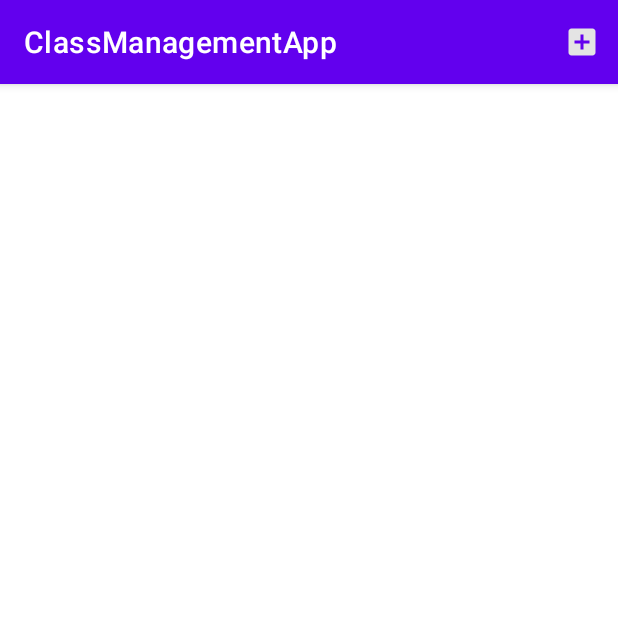
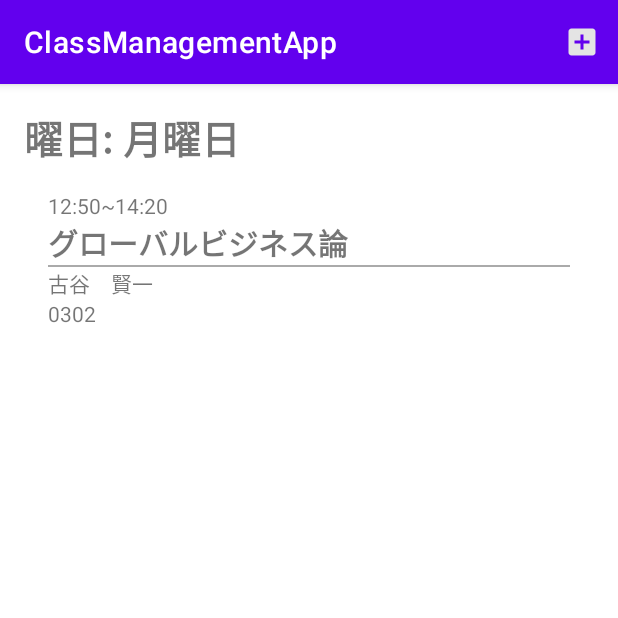
Before and after one commit to SEKI-YUTA/Android_ClassManagementApp, an Android app: the screen it shows after launch (MainActivity), on a phone screen of 412 x 824 dp, the top half of it. Run offline under Robolectric (Android 15) with nearby library versions, the phone set to English and light mode, and no system bars; our stand-ins replace Room's generated code.

Commit message:
add viewPagerSlide and ReyclerList of ClassList and add demoData

```diff
--- a/app/build.gradle
+++ b/app/build.gradle
@@ -32,6 +32,12 @@ dependencies {
     implementation 'androidx.appcompat:appcompat:1.4.2'
     implementation 'com.google.android.material:material:1.6.1'
     implementation 'androidx.constraintlayout:constraintlayout:2.1.4'
+    // added
+    def room_version = "2.4.2"
+
+    implementation "androidx.room:room-runtime:$room_version"
+    annotationProcessor "androidx.room:room-compiler:$room_version"
+    // end of added
     testImplementation 'junit:junit:4.13.2'
     androidTestImplementation 'androidx.test.ext:junit:1.1.3'
     androidTestImplementation 'androidx.test.espresso:espresso-core:3.4.0'
--- /dev/null
+++ b/app/src/main/java/com/example/classmanagementapp/Adapters/CClassAdapter.java
@@ -0,0 +1,43 @@
+package com.example.classmanagementapp.Adapters;
+
+import android.content.Context;
+import android.view.LayoutInflater;
+import android.view.ViewGroup;
+
+import androidx.annotation.NonNull;
+import androidx.recyclerview.widget.RecyclerView;
+
+import com.example.classmanagementapp.Models.CClass;
+import com.example.classmanagementapp.R;
+import com.example.classmanagementapp.ViewHolders.CClassViewHolder;
+
+import java.util.List;
+
+public class CClassAdapter extends RecyclerView.Adapter<CClassViewHolder> {
+    private Context context;
+    private List<CClass> classList;
+
+    public CClassAdapter(Context context, List<CClass> classList) {
+        this.context = context;
+        this.classList = classList;
+    }
+
+    @NonNull
+    @Override
+    public CClassViewHolder onCreateViewHolder(@NonNull ViewGroup parent, int viewType) {
+        return new CClassViewHolder(LayoutInflater.from(context).inflate(R.layout.class_item, parent, false));
+    }
+
+    @Override
+    public void onBindViewHolder(@NonNull CClassViewHolder holder, int position) {
+        CClass cClass = classList.get(holder.getAdapterPosition());
+        holder.tv_subjectName.setText(cClass.getSubjectName());
+        holder.tv_teacherName.setText(cClass.getTeacherName());
+        holder.tv_roomName.setText(cClass.getRoomName());
+    }
+
+    @Override
+    public int getItemCount() {
+        return classList.size();
+    }
+}
--- a/app/src/main/java/com/example/classmanagementapp/AddClassActivity.java
+++ b/app/src/main/java/com/example/classmanagementapp/AddClassActivity.java
@@ -12,9 +12,6 @@ import android.widget.ArrayAdapter;
 import android.widget.Button;
 import android.widget.EditText;
 import android.widget.Spinner;
-import android.widget.TextView;
-
-import java.util.Date;
 
 public class AddClassActivity extends AppCompatActivity {
     ActionBar actionBar;
@@ -42,10 +39,10 @@ public class AddClassActivity extends AppCompatActivity {
         edit_startTime = findViewById(R.id.edit_startTime);
         edit_endTime = findViewById(R.id.edit_endTime);
         edit_onlineLink = findViewById(R.id.edit_onlineLink);
-        edit_remark = findViewById(R.id.edit_remark);
+        edit_remark = findViewById(R.id.edit_remarkText);
         btn_choiceStartTime = findViewById(R.id.btn_choiceStartTime);
         btn_choiceEndTime = findViewById(R.id.btn_choiceEndTime);
-        spinner_weekDay = findViewById(R.id.spinner_weekDay);
+        spinner_weekDay = findViewById(R.id.spinner_weekOfDay);
 
         ArrayAdapter<CharSequence> adapter = ArrayAdapter.createFromResource(this, R.array.weekdays,
                 androidx.appcompat.R.layout.support_simple_spinner_dropdown_item);
--- /dev/null
+++ b/app/src/main/java/com/example/classmanagementapp/DayClassPageFragment.java
@@ -0,0 +1,65 @@
+package com.example.classmanagementapp;
+
+
+import android.os.Bundle;
+import android.view.LayoutInflater;
+import android.view.View;
+import android.view.ViewGroup;
+import android.widget.TextView;
+
+import androidx.annotation.NonNull;
+import androidx.annotation.Nullable;
+import androidx.fragment.app.Fragment;
+import androidx.recyclerview.widget.GridLayoutManager;
+import androidx.recyclerview.widget.RecyclerView;
+
+import com.example.classmanagementapp.Adapters.CClassAdapter;
+import com.example.classmanagementapp.Models.CClass;
+
+import java.util.ArrayList;
+import java.util.Date;
+import java.util.List;
+
+
+public class DayClassPageFragment extends Fragment {
+    TextView tv_class_page_date;
+    RecyclerView recycler_class_list;
+    @Nullable
+    @Override
+    public View onCreateView(@NonNull LayoutInflater inflater, @Nullable ViewGroup container, @Nullable Bundle savedInstanceState) {
+        View view = inflater.inflate(R.layout.fragment_day_class_page, container, false);
+        tv_class_page_date = view.findViewById(R.id.tv_class_page_date);
+        recycler_class_list = view.findViewById(R.id.recycler_class_list);
+
+        Bundle args = getArguments();
+        String weekOfDay = args.getString("曜日");
+        tv_class_page_date.setText("曜日: " + weekOfDay);
+
+        CClass demoItem1 = new CClass("グローバルビジネス論", "古谷　賢一", "0302",
+                "月曜日", "https://meet.google.com/wde-oyvb-avt?pli=1&authuser=2",
+                "", new Date(), new Date());
+        CClass demoItem2 = new CClass("流通システム論", "藤岡芳郎", "5302",
+                "木曜日", "https://meet.google.com/wde-oyvb-avt?pli=1&authuser=2",
+                "", new Date(), new Date());
+        List<CClass> demoDataAll = new ArrayList<>();
+        List<CClass> demoData = new ArrayList<>();
+        demoDataAll.add(demoItem1);
+        demoDataAll.add(demoItem2);
+        for(int i = 0; i < demoDataAll.size(); i++) {
+            if(demoDataAll.get(i).getWeekOfDay().equals(weekOfDay)) {
+                demoData.add(demoDataAll.get(i));
+            }
+        }
+        CClassAdapter adapter = new CClassAdapter(getContext(), demoData);
+
+        recycler_class_list.setHasFixedSize(true);
+        recycler_class_list.setLayoutManager(new GridLayoutManager(getContext(), 1));
+        recycler_class_list.setAdapter(adapter);
+        return view;
+    }
+
+    @Override
+    public void onCreate(@Nullable Bundle savedInstanceState) {
+        super.onCreate(savedInstanceState);
+    }
+}
--- a/app/src/main/java/com/example/classmanagementapp/MainActivity.java
+++ b/app/src/main/java/com/example/classmanagementapp/MainActivity.java
@@ -3,6 +3,10 @@ package com.example.classmanagementapp;
 import androidx.annotation.NonNull;
 import androidx.appcompat.app.ActionBar;
 import androidx.appcompat.app.AppCompatActivity;
+import androidx.fragment.app.Fragment;
+import androidx.fragment.app.FragmentActivity;
+import androidx.viewpager2.adapter.FragmentStateAdapter;
+import androidx.viewpager2.widget.ViewPager2;
 
 import android.content.Intent;
 import android.os.Bundle;
@@ -10,12 +14,37 @@ import android.view.Menu;
 import android.view.MenuInflater;
 import android.view.MenuItem;
 
+import com.example.classmanagementapp.Models.CClass;
+import com.example.classmanagementapp.Utils.EnumWeekOfDay;
+
+import java.util.ArrayList;
+import java.util.Date;
+import java.util.List;
+
 public class MainActivity extends AppCompatActivity {
+    private static final int NUM_PAGES = 7;
+    public static final String DAY_OF_WEEK = "曜日";
+    private ViewPager2 viewPager;
+    private FragmentStateAdapter pagerAdapter;
 
     @Override
     protected void onCreate(Bundle savedInstanceState) {
         super.onCreate(savedInstanceState);
         setContentView(R.layout.activity_main);
+
+        viewPager = findViewById(R.id.pager);
+        pagerAdapter = new ScreenSlidePagerAdapter(this);
+        viewPager.setAdapter(pagerAdapter);
+//        viewPager.setPageTransformer(new );
+    }
+
+    @Override
+    public void onBackPressed() {
+        if(viewPager.getCurrentItem() == 0) {
+            super.onBackPressed();
+        } else {
+            viewPager.setCurrentItem(viewPager.getCurrentItem() - 1);
+        }
     }
 
     @Override
@@ -37,4 +66,53 @@ public class MainActivity extends AppCompatActivity {
                 return super.onOptionsItemSelected(item);
         }
     }
+
+    private class ScreenSlidePagerAdapter extends FragmentStateAdapter {
+        public ScreenSlidePagerAdapter(FragmentActivity fa) {super(fa);}
+
+        @NonNull
+        @Override
+        public Fragment createFragment(int position) {
+            Bundle args = new Bundle();
+            DayClassPageFragment fragment = new DayClassPageFragment();
+
+            switch (position) {
+                case 0:
+                    args.putString(DAY_OF_WEEK, EnumWeekOfDay.Monday.getWeekOfDay());
+                    fragment.setArguments(args);
+                    return fragment;
+                case 1:
+                    args.putString(DAY_OF_WEEK, EnumWeekOfDay.Tuesday.getWeekOfDay());
+                    fragment.setArguments(args);
+                    return fragment;
+                case 2:
+                    args.putString(DAY_OF_WEEK, EnumWeekOfDay.Wednesday.getWeekOfDay());
+                    fragment.setArguments(args);
+                    return fragment;
+                case 3:
+                    args.putString(DAY_OF_WEEK, EnumWeekOfDay.Thursday.getWeekOfDay());
+                    fragment.setArguments(args);
+                    return fragment;
+                case 4:
+                    args.putString(DAY_OF_WEEK, EnumWeekOfDay.Friday.getWeekOfDay());
+                    fragment.setArguments(args);
+                    return fragment;
+                case 5:
+                    args.putString(DAY_OF_WEEK, EnumWeekOfDay.Saturday.getWeekOfDay());
+                    fragment.setArguments(args);
+                    return fragment;
+                case 6:
+                    args.putString(DAY_OF_WEEK, EnumWeekOfDay.Sunday.getWeekOfDay());
+                    fragment.setArguments(args);
+                    return fragment;
+                default:
+                    return fragment;
+            }
+        }
+
+        @Override
+        public int getItemCount() {
+            return NUM_PAGES;
+        }
+    }
 }
--- /dev/null
+++ b/app/src/main/java/com/example/classmanagementapp/Models/CClass.java
@@ -0,0 +1,122 @@
+package com.example.classmanagementapp.Models;
+
+import androidx.room.ColumnInfo;
+import androidx.room.PrimaryKey;
+
+import java.io.Serializable;
+import java.util.Date;
+
+public class CClass implements Serializable {
+//    private String subjectName, teacherName, roomName,
+//            weekOfDay, onlineLink, remarkText;
+    @PrimaryKey(autoGenerate = true)
+    int ID = 0;
+
+    @ColumnInfo(name = "subjectName")
+    String subjectName;
+
+    @ColumnInfo(name = "teacherName")
+    String teacherName;
+
+    @ColumnInfo(name = "roomName")
+    String roomName;
+
+    @ColumnInfo(name = "weekOfDay")
+    String weekOfDay;
+
+    @ColumnInfo(name = "onlineLink")
+    String onlineLink;
+
+    @ColumnInfo(name = "remarkText")
+    String remarkText;
+
+    @ColumnInfo(name = "startTime")
+    Date startTime;
+
+    @ColumnInfo(name = "endTime")
+    Date endTime;
+
+    public CClass(String subjectName, String teacherName, String roomName, String weekOfDay,
+                  String onlineLink, String remarkText, Date startTime, Date endTime) {
+        this.subjectName = subjectName;
+        this.teacherName = teacherName;
+        this.roomName = roomName;
+        this.weekOfDay = weekOfDay;
+        this.onlineLink = onlineLink;
+        this.remarkText = remarkText;
+        this.startTime = startTime;
+        this.endTime = endTime;
+    }
+
+    public int getID() {
+        return ID;
+    }
+
+    public void setID(int ID) {
+        this.ID = ID;
+    }
+
+    public String getSubjectName() {
+        return subjectName;
+    }
+
+    public void setSubjectName(String subjectName) {
+        this.subjectName = subjectName;
+    }
+
+    public String getTeacherName() {
+        return teacherName;
+    }
+
+    public void setTeacherName(String teacherName) {
+        this.teacherName = teacherName;
+    }
+
+    public String getRoomName() {
+        return roomName;
+    }
+
+    public void setRoomName(String roomName) {
+        this.roomName = roomName;
+    }
+
+    public String getWeekOfDay() {
+        return weekOfDay;
+    }
+
+    public void setWeekOfDay(String weekOfDay) {
+        this.weekOfDay = weekOfDay;
+    }
+
+    public String getOnlineLink() {
+        return onlineLink;
+    }
+
+    public void setOnlineLink(String onlineLink) {
+        this.onlineLink = onlineLink;
+    }
+
+    public String getRemarkText() {
+        return remarkText;
+    }
+
+    public void setRemarkText(String remarkText) {
+        this.remarkText = remarkText;
+    }
+
+    public Date getStartTime() {
+        return startTime;
+    }
+
+    public void setStartTime(Date startTime) {
+        this.startTime = startTime;
+    }
+
+    public Date getEndTime() {
+        return endTime;
+    }
+
+    public void setEndTime(Date endTime) {
+        this.endTime = endTime;
+    }
+}
--- /dev/null
+++ b/app/src/main/java/com/example/classmanagementapp/Utils/EnumWeekOfDay.java
@@ -0,0 +1,19 @@
+package com.example.classmanagementapp.Utils;
+
+public enum EnumWeekOfDay {
+    Monday("月曜日"),
+    Tuesday("火曜日"),
+    Wednesday("水曜日"),
+    Thursday("木曜日"),
+    Friday("金曜日"),
+    Saturday("土曜日"),
+    Sunday("日曜日");
+    private String day;
+    private EnumWeekOfDay(String day) {
+        this.day = day;
+    }
+
+    public String getWeekOfDay() {
+        return this.day;
+    }
+}
--- /dev/null
+++ b/app/src/main/java/com/example/classmanagementapp/ViewHolders/CClassViewHolder.java
@@ -0,0 +1,20 @@
+package com.example.classmanagementapp.ViewHolders;
+
+import android.view.View;
+import android.widget.TextView;
+
+import androidx.annotation.NonNull;
+import androidx.recyclerview.widget.RecyclerView;
+
+import com.example.classmanagementapp.R;
+
+public class CClassViewHolder extends RecyclerView.ViewHolder{
+    public TextView tv_startAndEndTime, tv_subjectName, tv_teacherName, tv_roomName;
+    public CClassViewHolder(@NonNull View itemView) {
+        super(itemView);
+        tv_startAndEndTime = itemView.findViewById(R.id.tv_startAndEndTime);
+        tv_subjectName = itemView.findViewById(R.id.tv_subjectName);
+        tv_teacherName = itemView.findViewById(R.id.tv_teacherName);
+        tv_roomName = itemView.findViewById(R.id.tv_roomName);
+    }
+}
--- a/app/src/main/res/layout/activity_add_class.xml
+++ b/app/src/main/res/layout/activity_add_class.xml
@@ -141,7 +141,7 @@
                     android:text="曜日"/>
                 <Spinner
                     android:layout_weight="3"
-                    android:id="@+id/spinner_weekDay"
+                    android:id="@+id/spinner_weekOfDay"
                     android:layout_width="0dp"
                     android:layout_gravity="bottom"
                     android:layout_height="wrap_content"/>
@@ -175,7 +175,7 @@
                     android:layout_height="wrap_content"
                     android:text="備考"/>
                 <EditText
-                    android:id="@+id/edit_remark"
+                    android:id="@+id/edit_remarkText"
                     android:layout_width="match_parent"
                     android:layout_height="wrap_content"
                     android:lines="3"/>
--- /dev/null
+++ b/app/src/main/res/layout/class_item.xml
@@ -0,0 +1,42 @@
+<?xml version="1.0" encoding="utf-8"?>
+<RelativeLayout xmlns:android="http://schemas.android.com/apk/res/android"
+    android:layout_width="match_parent"
+    android:layout_height="wrap_content">
+
+    <androidx.appcompat.widget.LinearLayoutCompat
+        android:layout_width="match_parent"
+        android:layout_height="wrap_content"
+        android:padding="16dp"
+        android:orientation="vertical"
+        >
+        <TextView
+            android:layout_width="match_parent"
+            android:layout_height="wrap_content"
+            android:text="12:50~14:20"
+            android:id="@+id/tv_startAndEndTime"/>
+        <TextView
+            android:layout_width="match_parent"
+            android:layout_height="wrap_content"
+            android:text="グローバルビジネス論"
+            android:id="@+id/tv_subjectName"
+            android:textSize="20sp"
+            android:textStyle="bold"/>
+        <View
+            android:layout_width="match_parent"
+            android:layout_height="1dp"
+            android:background="@android:color/darker_gray"/>
+        <TextView
+            android:layout_width="match_parent"
+            android:layout_height="wrap_content"
+            android:text="担当: 古谷　賢一"
+            android:id="@+id/tv_teacherName"
+            />
+        <TextView
+            android:layout_width="match_parent"
+            android:layout_height="wrap_content"
+            android:text="教室: 0302"
+            android:id="@+id/tv_roomName"
+            />
+    </androidx.appcompat.widget.LinearLayoutCompat>
+
+</RelativeLayout>
--- a/app/src/main/res/layout/fragment_day_class_page.xml
+++ b/app/src/main/res/layout/fragment_day_class_page.xml
@@ -10,6 +10,7 @@
         android:layout_height="match_parent">
 
         <TextView
+            android:id="@+id/tv_class_page_date"
             android:layout_width="match_parent"
             android:layout_height="wrap_content"
             android:text="06-13 mon"
```
